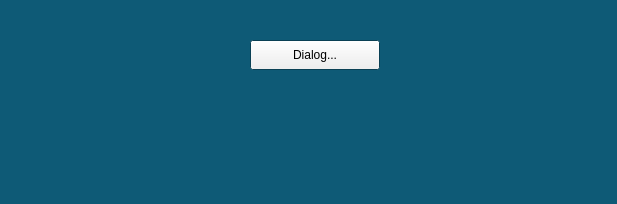
Old version of the form hellopy/pyqt1/helloworld/form.ui in the repository odys-z/hello.
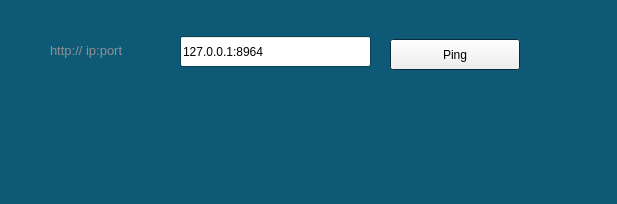
New version of the form. Icons and pictures are not drawn.

```diff
--- a/hellopy/pyqt1/helloworld/form.ui
+++ b/hellopy/pyqt1/helloworld/form.ui
@@ -83,14 +83,141 @@
   <widget class="QPushButton" name="bDialog">
    <property name="geometry">
     <rect>
-     <x>250</x>
-     <y>40</y>
+     <x>390</x>
+     <y>39</y>
      <width>130</width>
-     <height>30</height>
+     <height>31</height>
     </rect>
    </property>
+   <property name="palette">
+    <palette>
+     <active>
+      <colorrole role="Button">
+       <brush brushstyle="SolidPattern">
+        <color alpha="255">
+         <red>83</red>
+         <green>83</green>
+         <blue>83</blue>
+        </color>
+       </brush>
+      </colorrole>
+      <colorrole role="Light">
+       <brush brushstyle="SolidPattern">
+        <color alpha="255">
+         <red>1</red>
+         <green>154</green>
+         <blue>177</blue>
+        </color>
+       </brush>
+      </colorrole>
+      <colorrole role="Text">
+       <brush brushstyle="SolidPattern">
+        <color alpha="255">
+         <red>244</red>
+         <green>244</green>
+         <blue>244</blue>
+        </color>
+       </brush>
+      </colorrole>
+      <colorrole role="Base">
+       <brush brushstyle="SolidPattern">
+        <color alpha="255">
+         <red>158</red>
+         <green>158</green>
+         <blue>158</blue>
+        </color>
+       </brush>
+      </colorrole>
+      <colorrole role="Window">
+       <brush brushstyle="SolidPattern">
+        <color alpha="255">
+         <red>10</red>
+         <green>62</green>
+         <blue>81</blue>
+        </color>
+       </brush>
+      </colorrole>
+      <colorrole role="AlternateBase">
+       <brush brushstyle="SolidPattern">
+        <color alpha="255">
+         <red>91</red>
+         <green>98</green>
+         <blue>102</blue>
+        </color>
+       </brush>
+      </colorrole>
+     </active>
+     <inactive>
+      <colorrole role="Text">
+       <brush brushstyle="SolidPattern">
+        <color alpha="255">
+         <red>191</red>
+         <green>191</green>
+         <blue>191</blue>
+        </color>
+       </brush>
+      </colorrole>
+      <colorrole role="Base">
+       <brush brushstyle="SolidPattern">
+        <color alpha="255">
+         <red>158</red>
+         <green>158</green>
+         <blue>158</blue>
+        </color>
+       </brush>
+      </colorrole>
+      <colorrole role="Window">
+       <brush brushstyle="SolidPattern">
+        <color alpha="255">
+         <red>10</red>
+         <green>62</green>
+         <blue>81</blue>
+        </color>
+       </brush>
+      </colorrole>
+      <colorrole role="AlternateBase">
+       <brush brushstyle="SolidPattern">
+        <color alpha="255">
+         <red>91</red>
+         <green>98</green>
+         <blue>102</blue>
+        </color>
+       </brush>
+      </colorrole>
+     </inactive>
+     <disabled>
+      <colorrole role="Base">
+       <brush brushstyle="SolidPattern">
+        <color alpha="255">
+         <red>10</red>
+         <green>62</green>
+         <blue>81</blue>
+        </color>
+       </brush>
+      </colorrole>
+      <colorrole role="Window">
+       <brush brushstyle="SolidPattern">
+        <color alpha="255">
+         <red>10</red>
+         <green>62</green>
+         <blue>81</blue>
+        </color>
+       </brush>
+      </colorrole>
+      <colorrole role="AlternateBase">
+       <brush brushstyle="SolidPattern">
+        <color alpha="255">
+         <red>91</red>
+         <green>98</green>
+         <blue>102</blue>
+        </color>
+       </brush>
+      </colorrole>
+     </disabled>
+    </palette>
+   </property>
    <property name="text">
-    <string>Dialog...</string>
+    <string>Ping</string>
    </property>
    <property name="icon">
     <iconset>
@@ -103,6 +230,40 @@
     <bool>true</bool>
    </property>
   </widget>
+  <widget class="QLineEdit" name="txtIP">
+   <property name="geometry">
+    <rect>
+     <x>180</x>
+     <y>36</y>
+     <width>191</width>
+     <height>31</height>
+    </rect>
+   </property>
+   <property name="text">
+    <string>127.0.0.1:8964</string>
+   </property>
+   <property name="maxLength">
+    <number>512</number>
+   </property>
+  </widget>
+  <widget class="QLabel" name="lbIP">
+   <property name="geometry">
+    <rect>
+     <x>50</x>
+     <y>40</y>
+     <width>111</width>
+     <height>20</height>
+    </rect>
+   </property>
+   <property name="font">
+    <font>
+     <pointsize>10</pointsize>
+    </font>
+   </property>
+   <property name="text">
+    <string>http:// ip:port</string>
+   </property>
+  </widget>
  </widget>
  <resources/>
  <connections/>
```
